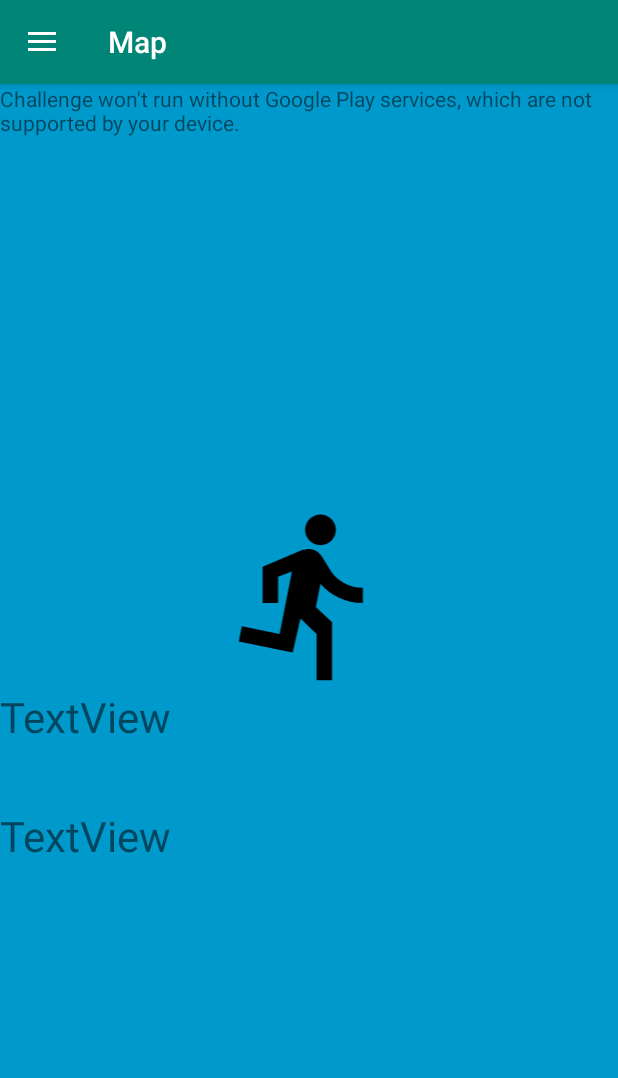
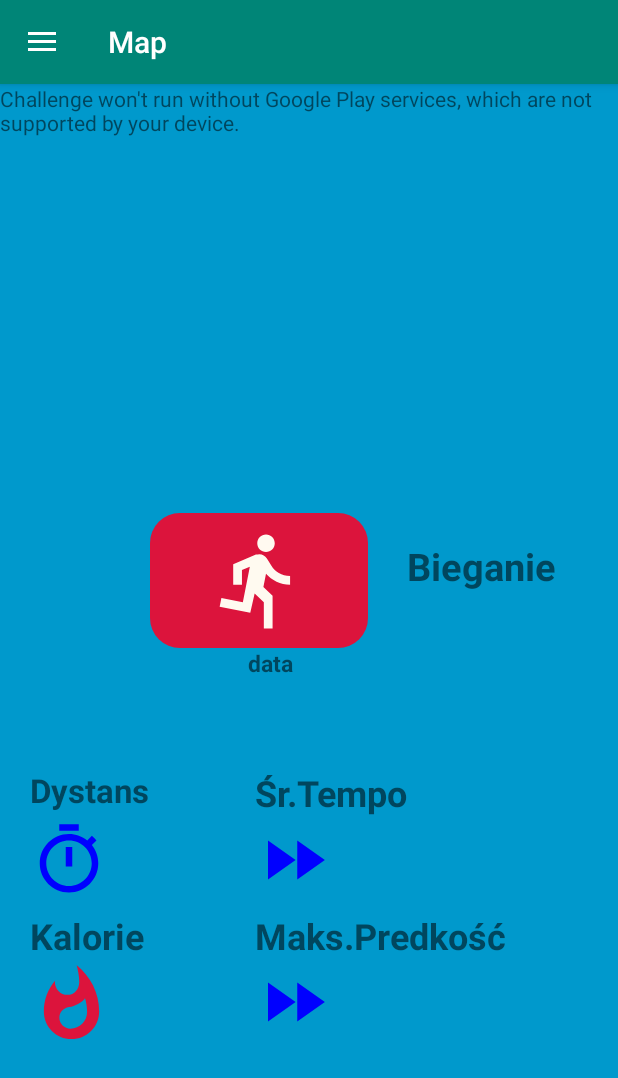
Before and after one commit to krzychurogs/Challenge, an Android app: the fragment FragmentHistory placed in its activity, on a phone screen of 412 x 824 dp. Shown: the top 1078 px of the screen. Run offline under Robolectric (Android 15) with nearby library versions, the phone set to English and light mode, and no system bars; our stand-ins replace Firebase (no records; nobody signed in at launch, a user with empty details on screens opened directly); libraries missing offline, so code that uses them is left out: com.firebase.geofire; 12 statements that could not run were skipped.

Commit message:
layout of history almost complete

```diff
--- a/app/src/main/java/com/example/challenge/FragmentHistory.java
+++ b/app/src/main/java/com/example/challenge/FragmentHistory.java
@@ -35,6 +35,7 @@ import com.google.firebase.database.DatabaseReference;
 import com.google.firebase.database.FirebaseDatabase;
 import com.google.firebase.database.ValueEventListener;
 
+import java.text.DecimalFormat;
 import java.util.ArrayList;
 import java.util.List;
 
@@ -48,7 +49,7 @@ public class FragmentHistory extends Fragment implements OnMapReadyCallback,Goog
     Location flocation;
     private FragmentHistoryListener listener;
     Button next,back;
-    TextView textdistance,textspeed;
+    TextView textdistance,textspeed,texthighspeed,textkalorie,datahisttext;
     private LatLng lastKnownLatLng;
     List<String>listofplace=new ArrayList<String>();
     List<String>distancelist=new ArrayList<String>();
@@ -82,8 +83,11 @@ public class FragmentHistory extends Fragment implements OnMapReadyCallback,Goog
         System.out.println(partshour[4]);
         System.out.println(partshour[5]);
         ImageView imageView1 = (ImageView) root.findViewById(R.id.imageView4);
-        textdistance= (TextView)  root.findViewById(R.id.textdist);
-        textspeed= (TextView)  root.findViewById(R.id.textspeed);
+        textdistance= (TextView)  root.findViewById(R.id.textDist);
+        textspeed= (TextView)  root.findViewById(R.id.textSpeed);
+        textkalorie= (TextView)  root.findViewById(R.id.textKalorie);
+        texthighspeed= (TextView)  root.findViewById(R.id.textHighSpeed);
+        datahisttext= (TextView)  root.findViewById(R.id.datatraintext);
         next=(Button)root.findViewById(R.id.nextTraining);
         back=(Button)root.findViewById(R.id.backTraining);
         final MainActivity count=(MainActivity)getActivity();
@@ -97,8 +101,10 @@ public class FragmentHistory extends Fragment implements OnMapReadyCallback,Goog
             public void onDataChange(DataSnapshot dataSnapshot) {
                 List<String>newlist=new ArrayList<String>();
                 for(DataSnapshot ds : dataSnapshot.getChildren()) {
-                    String dystans = String.valueOf(ds.child("dystans").getValue(Double.class));
-                    String predkosc = ds.child("predkosc").getValue(String.class);
+                    String dystans =  String.valueOf(ds.child("dystans").getValue());
+                    String predkosc = String.valueOf(ds.child("predkosc").getValue());
+                    String highspeed =String.valueOf(ds.child("highspeed").getValue());
+                    String kalorie = String.valueOf(ds.child("kalorie").getValue());
                     String day = String.valueOf(ds.child("data").child("date").getValue());
                     String month = String.valueOf(ds.child("data").child("month").getValue());
                     String years = String.valueOf(ds.child("data").child("year").getValue());
@@ -108,8 +114,12 @@ public class FragmentHistory extends Fragment implements OnMapReadyCallback,Goog
                     if(partshour[0].equals(hours)&&partshour[1].equals(minutes)&&partshour[2].equals(seconds)&&
                             partshour[3].equals(day)&&partshour[4].equals(month)&&partshour[5].equals(years))
                     {
-                        textdistance.setText("Dystans to: "+dystans +" metrów");
-                        textspeed.setText("Predkosc to: "+predkosc) ;
+                        DecimalFormat dfsuma = new DecimalFormat("#.##");
+                        textdistance.setText(dystans+"km");
+                        textspeed.setText(predkosc+ "km/h") ;
+                        texthighspeed.setText(highspeed+"km/h");
+                        textkalorie.setText(kalorie);
+                        datahisttext.setText(day+"/"+month+"/"+years+" "+minutes+":"+hours);
                         String data=ds.child("waypointy").getValue().toString();
 
                         listofeachtrainingwaypoint.add(data);
--- a/app/src/main/java/com/example/challenge/FragmentSimplyTraining.java
+++ b/app/src/main/java/com/example/challenge/FragmentSimplyTraining.java
@@ -51,6 +51,7 @@ import com.google.firebase.firestore.auth.User;
 import java.text.DecimalFormat;
 import java.util.ArrayList;
 import java.util.Arrays;
+import java.util.Collections;
 import java.util.Date;
 import java.util.Iterator;
 import java.util.List;
@@ -87,6 +88,7 @@ public class FragmentSimplyTraining extends Fragment implements OnMapReadyCallba
     static boolean rusz=false;
     private boolean running;
     private long pauseOffset;
+    List<Double>highstedaverage=new ArrayList<Double>();
 
     public interface FragmentSimplyTrainingListener{
         void onInputSent(CharSequence input);
@@ -293,6 +295,7 @@ public class FragmentSimplyTraining extends Fragment implements OnMapReadyCallba
         int elapsedMillis = (int) (SystemClock.elapsedRealtime() - chronometer.getBase());
         secs= elapsedMillis/1000;
         final double avgspeed= (suma/secs)* km ;
+        highstedaverage.add(avgspeed);
         DecimalFormat df = new DecimalFormat("#.##");
         MSpeed.setText(""+df.format(avgspeed)+"km/h");
 
@@ -346,7 +349,9 @@ public class FragmentSimplyTraining extends Fragment implements OnMapReadyCallba
 
                 historia.child("data").setValue(nowDate);
                 historia.child("predkosc").setValue(szybkosc);
-                historia.child("dystans").setValue(finalSuma);
+                DecimalFormat dfsuma = new DecimalFormat("#.##");
+                historia.child("dystans").setValue(dfsuma.format(suma));
+                    historia.child("highspeed").setValue( dfsuma.format(Collections.max(highstedaverage)));
                 Toast.makeText(getActivity().getApplicationContext(),"Dobry trening",Toast.LENGTH_SHORT).show();
                 String [] table;  //Referencja do tablicy
                 int nElems=0;
--- a/app/src/main/res/drawable/ic_directions_run_black_24dp.xml
+++ b/app/src/main/res/drawable/ic_directions_run_black_24dp.xml
@@ -4,6 +4,6 @@
         android:viewportWidth="24.0"
         android:viewportHeight="24.0">
     <path
-        android:fillColor="#FF000000"
+        android:fillColor="#F8F8FF"
         android:pathData="M13.49,5.48c1.1,0 2,-0.9 2,-2s-0.9,-2 -2,-2 -2,0.9 -2,2 0.9,2 2,2zM9.89,19.38l1,-4.4 2.1,2v6h2v-7.5l-2.1,-2 0.6,-3c1.3,1.5 3.3,2.5 5.5,2.5v-2c-1.9,0 -3.5,-1 -4.3,-2.4l-1,-1.6c-0.4,-0.6 -1,-1 -1.7,-1 -0.3,0 -0.5,0.1 -0.8,0.1l-5.2,2.2v4.7h2v-3.4l1.8,-0.7 -1.6,8.1 -4.9,-1 -0.4,2 7,1.4z"/>
 </vector>
--- /dev/null
+++ b/app/src/main/res/drawable/ic_directions_run_black_70p.xml
@@ -0,0 +1,4 @@
+<vector android:height="70dp" android:viewportHeight="24.0"
+    android:viewportWidth="24.0" android:width="70dp" xmlns:android="http://schemas.android.com/apk/res/android">
+    <path android:fillColor="#FFFAF0" android:pathData="M13.49,5.48c1.1,0 2,-0.9 2,-2s-0.9,-2 -2,-2 -2,0.9 -2,2 0.9,2 2,2zM9.89,19.38l1,-4.4 2.1,2v6h2v-7.5l-2.1,-2 0.6,-3c1.3,1.5 3.3,2.5 5.5,2.5v-2c-1.9,0 -3.5,-1 -4.3,-2.4l-1,-1.6c-0.4,-0.6 -1,-1 -1.7,-1 -0.3,0 -0.5,0.1 -0.8,0.1l-5.2,2.2v4.7h2v-3.4l1.8,-0.7 -1.6,8.1 -4.9,-1 -0.4,2 7,1.4z"/>
+</vector>
--- /dev/null
+++ b/app/src/main/res/drawable/ic_fast_forward_black_52dp.xml
@@ -0,0 +1,4 @@
+<vector android:height="52dp" android:viewportHeight="24.0"
+    android:viewportWidth="24.0" android:width="52dp" xmlns:android="http://schemas.android.com/apk/res/android">
+    <path android:fillColor="#0000FF" android:pathData="M4,18l8.5,-6L4,6v12zM13,6v12l8.5,-6L13,6z"/>
+</vector>
--- /dev/null
+++ b/app/src/main/res/drawable/ic_timer_black_52dp.xml
@@ -0,0 +1,4 @@
+<vector android:height="52dp" android:viewportHeight="24.0"
+    android:viewportWidth="24.0" android:width="52dp" xmlns:android="http://schemas.android.com/apk/res/android">
+    <path android:fillColor="#0000FF" android:pathData="M15,1L9,1v2h6L15,1zM11,14h2L13,8h-2v6zM19.03,7.39l1.42,-1.42c-0.43,-0.51 -0.9,-0.99 -1.41,-1.41l-1.42,1.42C16.07,4.74 14.12,4 12,4c-4.97,0 -9,4.03 -9,9s4.02,9 9,9 9,-4.03 9,-9c0,-2.12 -0.74,-4.07 -1.97,-5.61zM12,20c-3.87,0 -7,-3.13 -7,-7s3.13,-7 7,-7 7,3.13 7,7 -3.13,7 -7,7z"/>
+</vector>
--- /dev/null
+++ b/app/src/main/res/drawable/ic_whatshot_black_24dp.xml
@@ -0,0 +1,4 @@
+<vector android:height="40dp" android:viewportHeight="24.0"
+    android:viewportWidth="24.0" android:width="40dp" xmlns:android="http://schemas.android.com/apk/res/android">
+    <path android:fillColor="#FF000000" android:pathData="M13.5,0.67s0.74,2.65 0.74,4.8c0,2.06 -1.35,3.73 -3.41,3.73 -2.07,0 -3.63,-1.67 -3.63,-3.73l0.03,-0.36C5.21,7.51 4,10.62 4,14c0,4.42 3.58,8 8,8s8,-3.58 8,-8C20,8.61 17.41,3.8 13.5,0.67zM11.71,19c-1.78,0 -3.22,-1.4 -3.22,-3.14 0,-1.62 1.05,-2.76 2.81,-3.12 1.77,-0.36 3.6,-1.21 4.62,-2.58 0.39,1.29 0.59,2.65 0.59,4.04 0,2.65 -2.15,4.8 -4.8,4.8z"/>
+</vector>
--- /dev/null
+++ b/app/src/main/res/drawable/ic_whatshot_black_55dp.xml
@@ -0,0 +1,4 @@
+<vector android:height="55dp" android:viewportHeight="24.0"
+    android:viewportWidth="24.0" android:width="55dp" xmlns:android="http://schemas.android.com/apk/res/android">
+    <path android:fillColor="#DC143C" android:pathData="M13.5,0.67s0.74,2.65 0.74,4.8c0,2.06 -1.35,3.73 -3.41,3.73 -2.07,0 -3.63,-1.67 -3.63,-3.73l0.03,-0.36C5.21,7.51 4,10.62 4,14c0,4.42 3.58,8 8,8s8,-3.58 8,-8C20,8.61 17.41,3.8 13.5,0.67zM11.71,19c-1.78,0 -3.22,-1.4 -3.22,-3.14 0,-1.62 1.05,-2.76 2.81,-3.12 1.77,-0.36 3.6,-1.21 4.62,-2.58 0.39,1.29 0.59,2.65 0.59,4.04 0,2.65 -2.15,4.8 -4.8,4.8z"/>
+</vector>
--- a/app/src/main/res/layout/fragment_history.xml
+++ b/app/src/main/res/layout/fragment_history.xml
@@ -11,28 +11,152 @@
         android:id="@+id/map2"
         android:name="com.google.android.gms.maps.SupportMapFragment"
         android:layout_width="match_parent"
-        android:layout_height="279dp"
+        android:layout_height="226dp"
         tools:context=".FragmentHistory" />
 
-    <ImageView
-        android:id="@+id/imageView4"
+    <FrameLayout
         android:layout_width="match_parent"
-        android:layout_height="123dp"
-        android:src="@drawable/ic_directions_run_black_24dp" />
+        android:layout_height="110dp"
+        android:layout_marginTop="60dp"
+        android:orientation="horizontal">
 
-    <TextView
-        android:id="@+id/textdist"
-        android:layout_width="match_parent"
-        android:layout_height="79dp"
-        android:textSize="28dp"
-        android:text="TextView" />
+        <ImageButton
+            android:id="@+id/imageView4"
+            android:layout_width="145dp"
+            android:layout_height="90dp"
+            android:layout_marginLeft="100dp"
+            android:layout_marginTop="0dp"
+            android:background="@drawable/btn_backgroundred"
+            android:src="@drawable/ic_directions_run_black_70p" />
 
-    <TextView
-        android:id="@+id/textspeed"
-        android:layout_width="match_parent"
-        android:layout_height="79dp"
-        android:textSize="28dp"
-        android:text="TextView" />
+        <TextView
+            android:layout_width="wrap_content"
+            android:layout_height="114dp"
+            android:layout_gravity="center"
+            android:layout_marginLeft="115dp"
+            android:layout_marginTop="20dp"
+            android:clickable="false"
+            android:text="Bieganie"
+            android:textSize="25dp"
+            android:textStyle="bold" />
+
+        <TextView
+            android:id="@+id/datatraintext"
+            android:layout_width="wrap_content"
+            android:layout_height="wrap_content"
+            android:layout_gravity="center"
+            android:layout_marginLeft="-25dp"
+            android:layout_marginTop="45dp"
+            android:clickable="false"
+            android:text="data"
+            android:textSize="15dp"
+            android:textStyle="bold" />
 
 
+    </FrameLayout>
+
+
+    <FrameLayout
+        android:layout_width="match_parent"
+        android:layout_height="210dp"
+        android:layout_marginTop="60dp"
+        android:orientation="horizontal">
+
+        <TextView
+            android:id="@+id/lblDistance"
+            android:layout_width="wrap_content"
+            android:layout_height="wrap_content"
+            android:layout_marginLeft="20dp"
+            android:layout_marginTop="0dp"
+            android:maxLines="1"
+            android:text="Dystans"
+            android:textSize="22dp"
+            android:textStyle="bold" />
+
+        <TextView
+            android:id="@+id/textDist"
+            android:layout_width="wrap_content"
+            android:layout_height="wrap_content"
+            android:layout_marginLeft="20dp"
+            android:layout_marginTop="35dp"
+            android:drawableLeft="@drawable/ic_timer_black_52dp"
+            android:drawablePadding="5dp"
+            android:maxLines="1"
+            android:text=""
+            android:textSize="24dp"
+
+            />
+
+
+        <TextView
+            android:id="@+id/lblSpeed"
+            android:layout_width="wrap_content"
+            android:layout_height="wrap_content"
+            android:layout_marginLeft="170dp"
+            android:layout_marginTop="0dp"
+            android:maxLines="1"
+            android:text="Śr.Tempo"
+            android:textSize="24dp"
+            android:textStyle="bold" />
+
+        <TextView
+            android:id="@+id/textSpeed"
+            android:layout_width="wrap_content"
+            android:layout_height="wrap_content"
+            android:layout_marginLeft="170dp"
+            android:layout_marginTop="35dp"
+            android:drawableLeft="@drawable/ic_fast_forward_black_52dp"
+            android:drawablePadding="5dp"
+            android:maxLines="1"
+            android:text=""
+            android:textSize="24dp" />
+
+
+        <TextView
+            android:id="@+id/lblKalorie"
+            android:layout_width="wrap_content"
+            android:layout_height="wrap_content"
+            android:layout_marginLeft="20dp"
+            android:layout_marginTop="95dp"
+            android:maxLines="1"
+            android:text="Kalorie"
+            android:textSize="24dp"
+            android:textStyle="bold" />
+
+        <TextView
+            android:id="@+id/textKalorie"
+            android:layout_width="wrap_content"
+            android:layout_height="wrap_content"
+            android:layout_marginLeft="20dp"
+            android:layout_marginTop="130dp"
+            android:drawableLeft="@drawable/ic_whatshot_black_55dp"
+            android:drawablePadding="5dp"
+            android:maxLines="1"
+            android:text=""
+            android:textSize="24dp" />
+
+        <TextView
+            android:id="@+id/lblHighSpeed"
+            android:layout_width="219dp"
+            android:layout_height="wrap_content"
+            android:layout_marginLeft="170dp"
+            android:layout_marginTop="95dp"
+            android:maxLines="1"
+            android:text="Maks.Predkość"
+            android:textSize="24dp"
+            android:textStyle="bold" />
+
+        <TextView
+            android:id="@+id/textHighSpeed"
+            android:layout_width="wrap_content"
+            android:layout_height="wrap_content"
+            android:layout_marginLeft="170dp"
+            android:layout_marginTop="130dp"
+            android:drawableLeft="@drawable/ic_fast_forward_black_52dp"
+            android:drawablePadding="5dp"
+            android:maxLines="1"
+            android:text=""
+            android:textSize="24dp" />
+    </FrameLayout>
+
 </LinearLayout>
```
